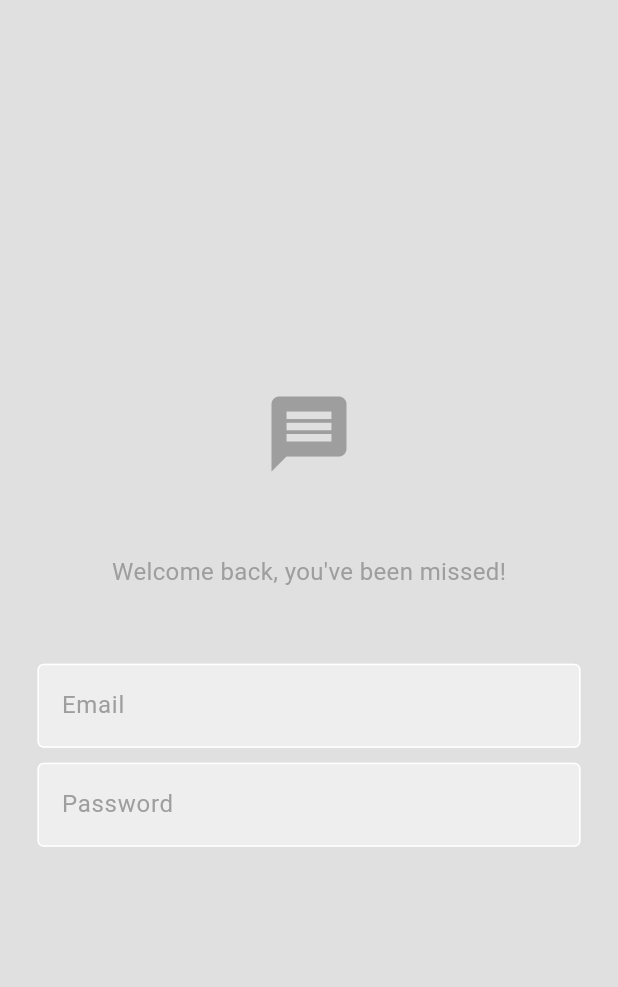
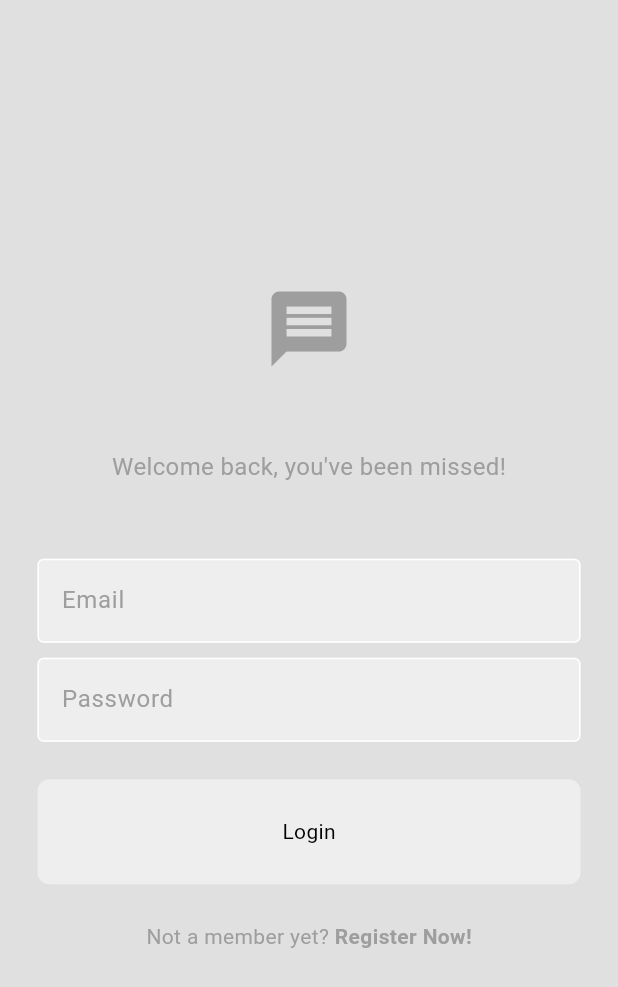
Before and after one commit to thelordzeus/chat_application, a Flutter app: the screen it shows after launch, on a phone screen of 412 x 824 dp. Shown: the top 987 px of the screen. Run offline on Flutter 3.47's test engine with Material 3 defaults, Android fonts, the phone set to English and light mode, and no system bars.

Commit message:
feat: completed login page UI designs

```diff
--- /dev/null
+++ b/lib/components/button_custom.dart
@@ -0,0 +1,24 @@
+import 'package:flutter/material.dart';
+
+class CButton extends StatelessWidget {
+  final void Function()? onTap;
+  final String text;
+  const CButton({super.key, required this.text, required this.onTap});
+
+  @override
+  Widget build(BuildContext context) {
+    return GestureDetector(
+      onTap: onTap,
+      child: Container(
+        decoration: BoxDecoration(
+            color: Theme.of(context).colorScheme.secondary,
+            borderRadius: BorderRadius.circular(8)),
+        padding: const EdgeInsets.all(25),
+        margin: const EdgeInsets.symmetric(horizontal: 25),
+        child: Center(
+          child: Text(text),
+        ),
+      ),
+    );
+  }
+}
--- a/lib/pages/login_page.dart
+++ b/lib/pages/login_page.dart
@@ -1,3 +1,4 @@
+import 'package:chat_application/components/button_custom.dart';
 import 'package:chat_application/components/text_field_custom.dart';
 import 'package:flutter/material.dart';
 
@@ -5,7 +6,14 @@ class LoginPage extends StatelessWidget {
   // email and password controller
   final TextEditingController _emailController = TextEditingController();
   final TextEditingController _passwordController = TextEditingController();
+
   LoginPage({super.key});
+
+  // login method
+  void login() {}
+
+  // register method
+  void register() {}
 
   @override
   Widget build(BuildContext context) {
@@ -56,9 +64,39 @@ class LoginPage extends StatelessWidget {
               controller: _passwordController,
             ),
 
+            const SizedBox(
+              height: 25,
+            ),
+
             //login button
 
+            CButton(
+              text: "Login",
+              onTap: login,
+            ),
+
+            const SizedBox(
+              height: 25,
+            ),
+
             //register now
+
+            Row(
+              mainAxisAlignment: MainAxisAlignment.center,
+              children: [
+                Text(
+                  "Not a member yet? ",
+                  style:
+                      TextStyle(color: Theme.of(context).colorScheme.primary),
+                ),
+                Text(
+                  "Register Now!",
+                  style: TextStyle(
+                      fontWeight: FontWeight.bold,
+                      color: Theme.of(context).colorScheme.primary),
+                ),
+              ],
+            ),
           ],
         ),
       ),
--- /dev/null
+++ b/lib/pages/register_page.dart
@@ -0,0 +1,10 @@
+import 'package:flutter/material.dart';
+
+class RegisterPage extends StatelessWidget {
+  const RegisterPage({super.key});
+
+  @override
+  Widget build(BuildContext context) {
+    return const Placeholder();
+  }
+}
```
